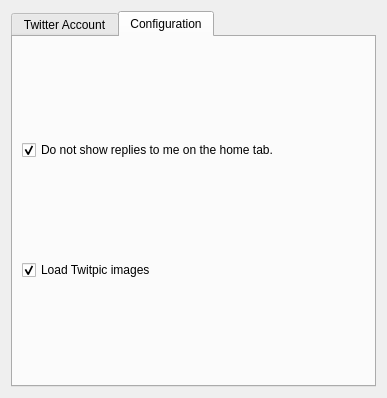
Above: microblogs/twitter/twittereditaccount_base.ui from KDE/choqok before the change. Below: the same form after it.
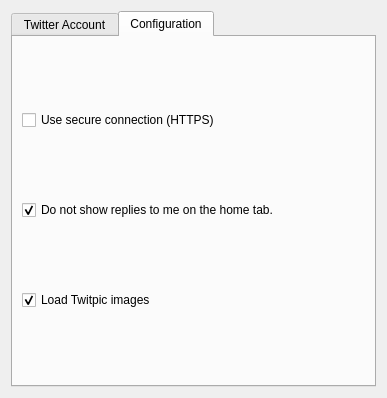
That is the form after the change. The open tabs and pages were chosen to show the change. Custom widgets are drawn as their Qt base class.

```diff
--- a/microblogs/twitter/twittereditaccount_base.ui
+++ b/microblogs/twitter/twittereditaccount_base.ui
@@ -117,20 +117,6 @@
         </widget>
        </item>
        <item row="5" column="0" colspan="2">
-        <widget class="QCheckBox" name="kcfg_readonly">
-         <property name="text">
-          <string>Read only</string>
-         </property>
-        </widget>
-       </item>
-       <item row="6" column="0" colspan="2">
-        <widget class="QCheckBox" name="kcfg_secure">
-         <property name="text">
-          <string>Use secure connection (HTTPS)</string>
-         </property>
-        </widget>
-       </item>
-       <item row="7" column="0" colspan="2">
         <widget class="QGroupBox" name="groupBoxRegister">
          <property name="title">
           <string>Registration</string>
@@ -222,8 +208,35 @@
       <attribute name="title">
        <string>Configuration</string>
       </attribute>
-      <layout class="QGridLayout" name="gridLayout_2">
-       <item row="4" column="0" colspan="2">
+      <layout class="QVBoxLayout" name="verticalLayout_2">
+       <item>
+        <widget class="QCheckBox" name="kcfg_secure">
+         <property name="text">
+          <string>Use secure connection (HTTPS)</string>
+         </property>
+        </widget>
+       </item>
+       <item>
+        <widget class="QCheckBox" name="kcfg_doNotShowRepliesOnHome">
+         <property name="text">
+          <string>Do not show replies to me on the home tab.</string>
+         </property>
+         <property name="checked">
+          <bool>true</bool>
+         </property>
+        </widget>
+       </item>
+       <item>
+        <widget class="QCheckBox" name="kcfg_loadTwitpicImages">
+         <property name="text">
+          <string>Load Twitpic images</string>
+         </property>
+         <property name="checked">
+          <bool>true</bool>
+         </property>
+        </widget>
+       </item>
+       <item>
         <spacer name="verticalSpacer">
          <property name="orientation">
           <enum>Qt::Vertical</enum>
@@ -239,26 +252,6 @@
          </property>
         </spacer>
        </item>
-       <item row="2" column="0">
-        <widget class="QCheckBox" name="kcfg_doNotShowRepliesOnHome">
-         <property name="text">
-          <string>Do not show replies to me on the home tab.</string>
-         </property>
-         <property name="checked">
-          <bool>true</bool>
-         </property>
-        </widget>
-       </item>
-       <item row="3" column="0">
-        <widget class="QCheckBox" name="kcfg_loadTwitpicImages">
-         <property name="text">
-          <string>Load Twitpic images</string>
-         </property>
-         <property name="checked">
-          <bool>true</bool>
-         </property>
-        </widget>
-       </item>
       </layout>
      </widget>
     </widget>
```
